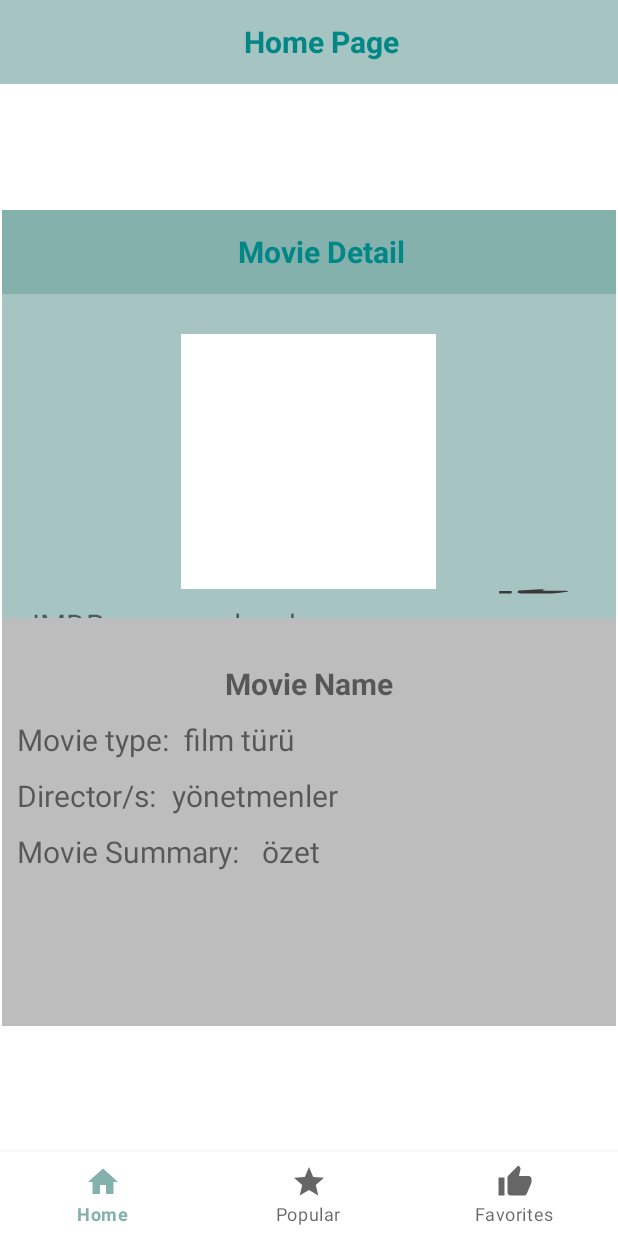
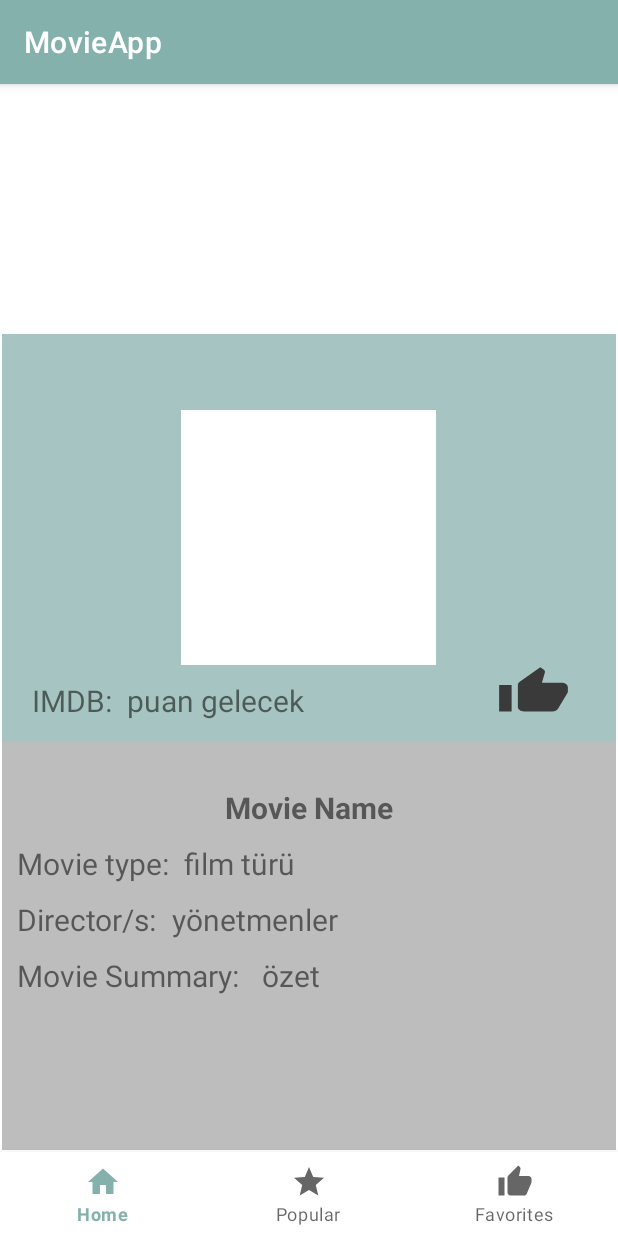
Before and after one commit to onursumakoglu/MovieAppp, an Android app: the fragment DetailsFragment placed in its activity, on a phone screen of 412 x 824 dp. Run offline under Robolectric (Android 15) with nearby library versions, the phone set to English and light mode, and no system bars; our stand-ins replace data binding.

Commit message:
pek bişi yapadım 30.12-17.43

```diff
--- a/app/src/main/java/com/onurberin/movieapp/PopularAndUpcomingFragment.kt
+++ b/app/src/main/java/com/onurberin/movieapp/PopularAndUpcomingFragment.kt
@@ -7,6 +7,7 @@ import android.view.View
 import android.view.ViewGroup
 import androidx.viewpager.widget.ViewPager
 import com.google.android.material.tabs.TabLayout
+import com.onurberin.movieapp.view.PopularFragment
 
 
 class PopularAndUpcomingFragment : Fragment() {
--- a/app/src/main/res/layout/activity_main.xml
+++ b/app/src/main/res/layout/activity_main.xml
@@ -16,23 +16,6 @@
         app:layout_constraintStart_toStartOf="parent"
         app:menu="@menu/bottom_menu" />
 
-    <androidx.appcompat.widget.Toolbar
-        android:id="@+id/toolbar_home"
-        android:layout_width="match_parent"
-        android:layout_height="wrap_content"
-        app:layout_constraintEnd_toEndOf="parent"
-        app:layout_constraintStart_toStartOf="parent"
-        app:layout_constraintTop_toTopOf="parent"
-        android:background="@color/movie_blue">
-        <TextView
-            android:layout_width="match_parent"
-            android:layout_height="match_parent"
-            android:text="Home Page"
-            android:textStyle="bold"
-            android:textAlignment="center"
-            android:textSize="20sp"
-            android:textColor="@color/teal_700"/>
-    </androidx.appcompat.widget.Toolbar>
 
     <androidx.fragment.app.FragmentContainerView
         android:id="@+id/nav_host_fragment"
@@ -47,7 +30,6 @@
         app:layout_constraintBottom_toTopOf="@+id/bottom_navigation_view"
         app:layout_constraintEnd_toEndOf="parent"
         app:layout_constraintStart_toStartOf="parent"
-        app:layout_constraintTop_toBottomOf="@+id/toolbar_home"
         app:navGraph="@navigation/main_activity_nav" />
 
 </androidx.constraintlayout.widget.ConstraintLayout>
--- a/app/src/main/res/layout/fragment_details.xml
+++ b/app/src/main/res/layout/fragment_details.xml
@@ -17,32 +17,13 @@
         android:background="@color/movie_blue"
         >
 
-        <androidx.appcompat.widget.Toolbar
-            android:id="@+id/toolbar_detail"
-            android:layout_width="match_parent"
-            android:layout_height="wrap_content"
-            android:background="@color/app_color"
-            app:layout_constraintEnd_toEndOf="parent"
-            app:layout_constraintStart_toStartOf="parent"
-            app:layout_constraintTop_toTopOf="parent">
-
-            <TextView
-                android:layout_width="match_parent"
-                android:layout_height="wrap_content"
-                android:text="Movie Detail"
-                android:textAlignment="center"
-                android:textColor="@color/teal_700"
-                android:textSize="20sp"
-                android:textStyle="bold" />
-        </androidx.appcompat.widget.Toolbar>
 
         <RelativeLayout
             android:id="@+id/layut_detai_img"
             android:layout_width="match_parent"
             android:layout_height="match_parent"
-            android:layout_below="@id/toolbar_detail"
             android:layout_centerHorizontal="true"
-            android:layout_marginTop="8dp">
+            >
 
             <ImageView
                 android:id="@+id/img_detail"
--- a/app/src/main/res/values-night/themes.xml
+++ b/app/src/main/res/values-night/themes.xml
@@ -1,6 +1,6 @@
 <resources xmlns:tools="http://schemas.android.com/tools">
     <!-- Base application theme. -->
-    <style name="Theme.MovieApp" parent="Theme.MaterialComponents.DayNight.NoActionBar">
+    <style name="Theme.MovieApp" parent="Theme.MaterialComponents.DayNight.DarkActionBar">
         <!-- Primary brand color. -->
         <item name="colorPrimary">@color/purple_200</item>
         <item name="colorPrimaryVariant">@color/purple_700</item>
--- a/app/src/main/res/values/themes.xml
+++ b/app/src/main/res/values/themes.xml
@@ -1,6 +1,6 @@
 <resources xmlns:tools="http://schemas.android.com/tools">
     <!-- Base application theme. -->
-    <style name="Theme.MovieApp" parent="Theme.MaterialComponents.DayNight.NoActionBar">
+    <style name="Theme.MovieApp" parent="Theme.MaterialComponents.DayNight.DarkActionBar">
         <!-- Primary brand color. -->
         <item name="colorPrimary">@color/app_color</item>
         <item name="colorPrimaryVariant">@color/app_color</item>
```
Also changed, not shown: app/src/main/res/layout/fragment_favorites.xml (+10 -27 lines), app/src/main/res/layout/fragment_popular_and_upcoming.xml (+0 -11 lines).
